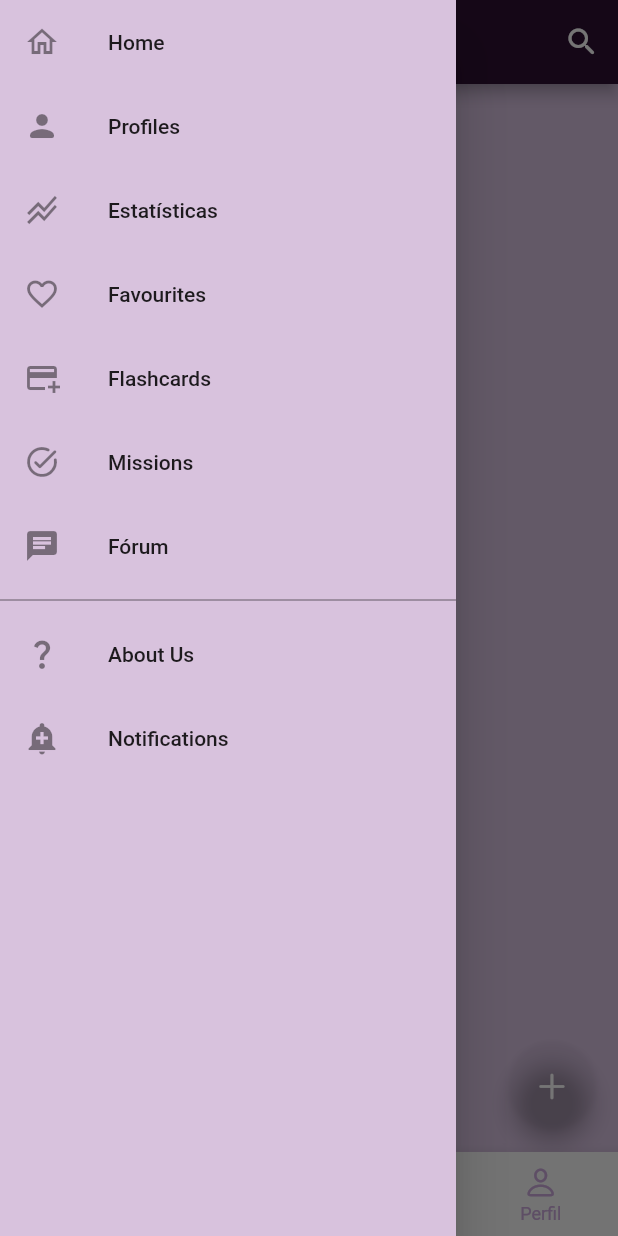
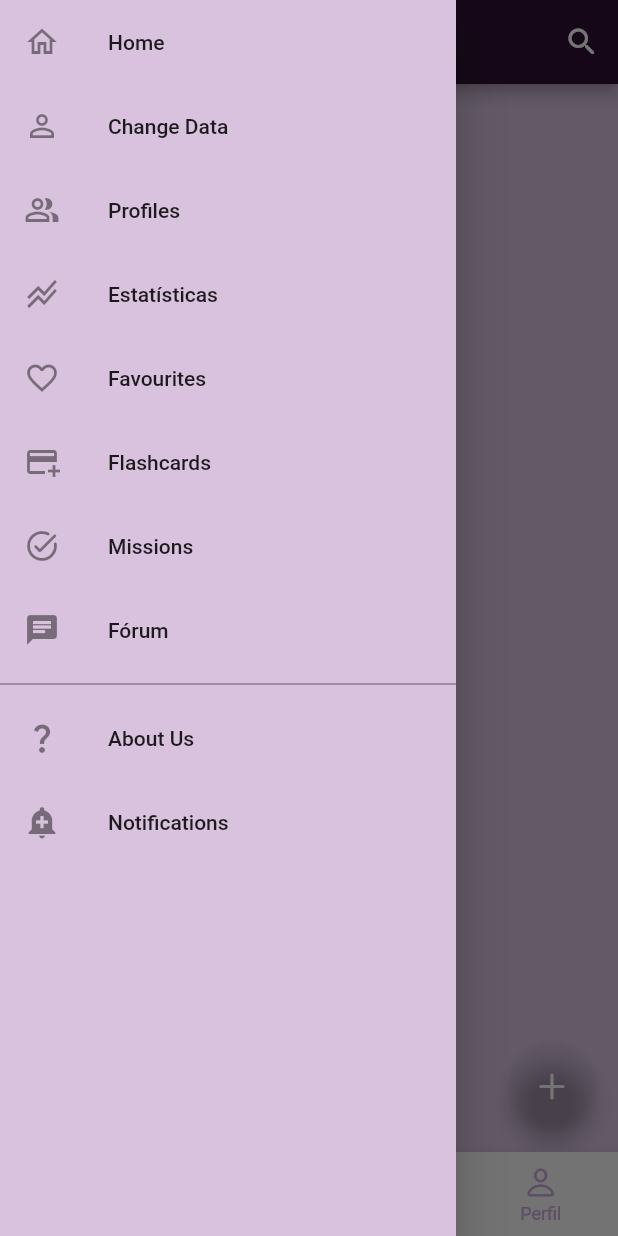
Before and after one commit to cristianocosta13/sciencenotes-api, a Flutter app: the SubjectPage screen opened directly with empty values, with the side drawer open, on a phone screen of 412 x 824 dp. Run offline on Flutter 3.47's test engine with Material 2 defaults, Android fonts, the phone set to English and light mode, and no system bars; our stand-ins replace flip_card, shared_preferences, sqflite; missing offline and left inert: highlight_text; accounts and stored records are empty.

Commit message:
Update subject_page.dart

```diff
--- a/lib/pages/subject_page.dart
+++ b/lib/pages/subject_page.dart
@@ -1,4 +1,5 @@
 import 'package:sciencenotes/assets/colors/custom_colors.dart';
+import 'package:sciencenotes/pages/changeData_page.dart';
 import 'package:sciencenotes/pages/home_page.dart';
 import 'package:sciencenotes/pages/listPeople_page.dart';
 import 'package:sciencenotes/pages/resume_page.dart';
@@ -53,7 +54,12 @@ class _SubjectPageState extends State<SubjectPage> {
                 onTap: onPressedButtonHome,
               ),
               ListTile(
-                leading: Icon(Icons.person_rounded),
+                leading: Icon(Icons.person_outline_outlined),
+                title: Text("Change Data"),
+                onTap: onPressedButtonChangeData,
+              ),
+              ListTile(
+                leading: Icon(Icons.people_alt_outlined),
                 title: Text("Profiles"),
                 onTap: onPressedButtonProfiles,
               ),
@@ -173,6 +179,16 @@ class _SubjectPageState extends State<SubjectPage> {
       ),
     );
   }
+  void onPressedButtonChangeData() {
+    Navigator.push(
+      context,
+      MaterialPageRoute(
+        builder: (context) {
+          return const ChangeDataPage();
+        },
+      ),
+    );
+  }
   void onPressedButtonHome() {
     Navigator.pushAndRemoveUntil(
       context,
```
